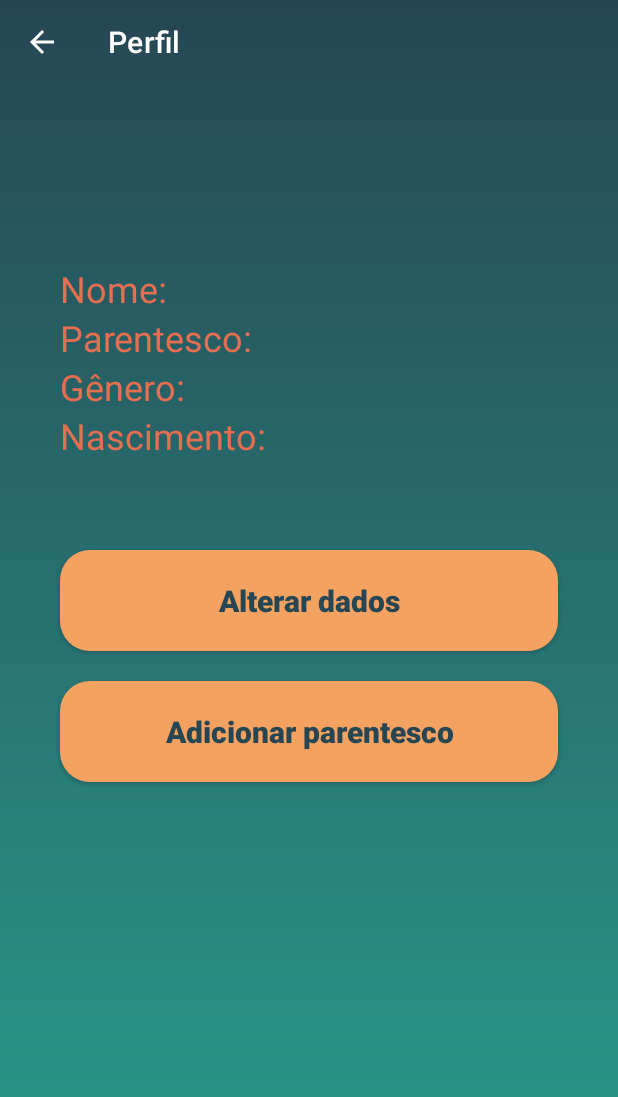
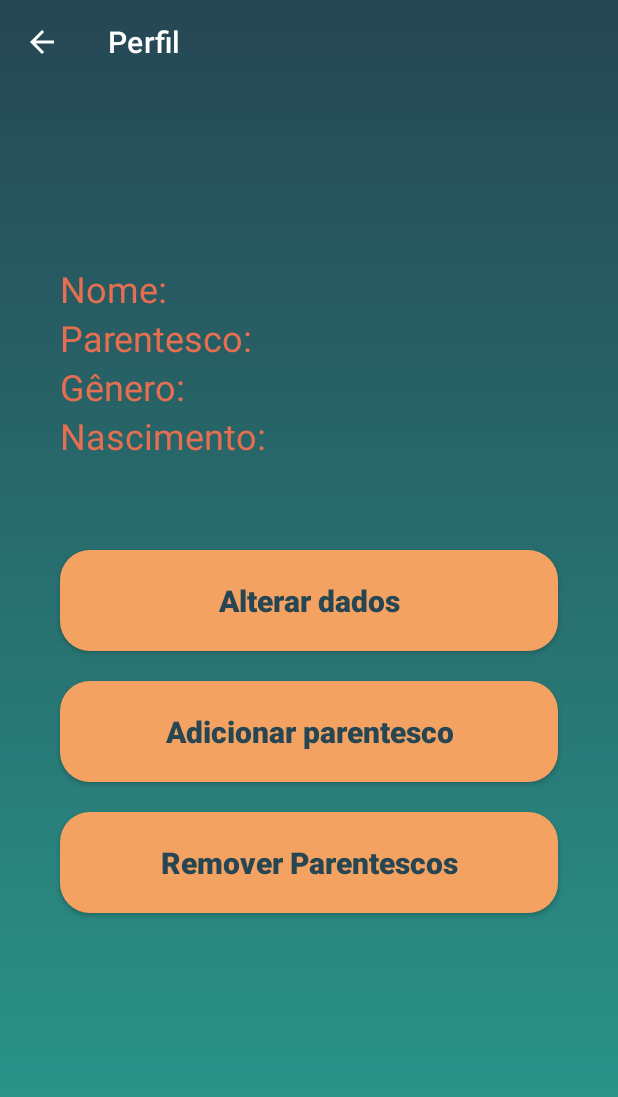
Before and after one commit to WillianKohatsu/ArvoreGenealogica, an Android app: the Perfil screen opened directly, with no data from a screen before it, on a phone screen of 412 x 824 dp. Shown: the top 1097 px of the screen. Run offline under Robolectric (Android 15) with nearby library versions, the phone set to English and light mode, and no system bars; our stand-ins replace Firebase (no records; nobody signed in at launch, a user with empty details on screens opened directly); 6 statements that could not run were skipped.

Commit message:
Criado botão para limpar parentescos no perfil do parente.

```diff
--- a/app/src/main/java/com/example/arvoregenealogica/Perfil.java
+++ b/app/src/main/java/com/example/arvoregenealogica/Perfil.java
@@ -19,11 +19,12 @@ import java.util.Objects;
 
 public class Perfil extends AppCompatActivity {
 
-    private Button btnEdit, btnAddParentesco;
+    private Button btnEdit, btnAddParentesco, btnLimparParentescos;
     private MaterialToolbar toolbar;
     private TextView perfilNome, perfilTitulo, perfilGenero, perfilDtNasc;
     private DatabaseHelper db = new DatabaseHelper(this);
     public Integer id;
+    Pessoa pessoa = new Pessoa();
 
     @Override
     public void onCreate( Bundle savedInstanceState) {
@@ -31,10 +32,12 @@ public class Perfil extends AppCompatActivity {
         setContentView(R.layout.activity_perfil);
         Objects.requireNonNull(getSupportActionBar()).hide();
 
-        iniciarComponentes();
 
         Intent intent = getIntent();
         id = intent.getIntExtra("id",0);
+
+        iniciarComponentes();
+
         carregarDadosPerfil();
 
         btnEdit.setOnClickListener(new View.OnClickListener() {
@@ -43,6 +46,21 @@ public class Perfil extends AppCompatActivity {
                 Intent intent = new Intent(Perfil.this, Editar.class);
                 intent.putExtra("id",id);
                 startActivity(intent);
+            }
+        });
+
+        btnLimparParentescos.setOnClickListener(new View.OnClickListener() {
+            @Override
+            public void onClick(View view) {
+                if(pessoa.getPai() == null && pessoa.getMae() == null && pessoa.getConjuge() == null) {
+                    Snackbar snackbar = Snackbar.make(view, "Pessoa não possui parentescos", Snackbar.LENGTH_SHORT);
+                    snackbar.show();
+                }
+                else{
+                    db.deleteAllParentescos(pessoa.getId());
+                    Snackbar snackbar = Snackbar.make(view, "Parentescos removidos com sucesso", Snackbar.LENGTH_SHORT);
+                    snackbar.show();
+                }
             }
         });
 
@@ -112,6 +130,9 @@ public class Perfil extends AppCompatActivity {
         perfilDtNasc = findViewById(R.id.perfilDtNasc);
         btnEdit = findViewById(R.id.btnEdit);
         btnAddParentesco = findViewById(R.id.btnAddParent);
+        btnLimparParentescos = findViewById(R.id.btnClearParentescos);
         toolbar = findViewById(R.id.toolbar);
+        pessoa = db.getPessoa(id);
+        pessoa.popularParentescos(db.getAllParentescosByIdPessoa(id));
     }
 }
--- a/app/src/main/res/layout/activity_perfil.xml
+++ b/app/src/main/res/layout/activity_perfil.xml
@@ -126,10 +126,21 @@
     <androidx.appcompat.widget.AppCompatButton
         android:id="@+id/btnAddParent"
         style="@style/Button"
+        android:layout_marginTop="20dp"
         android:text="@string/bt_parentesco"
+        app:layout_constraintEnd_toEndOf="parent"
+        app:layout_constraintStart_toStartOf="parent"
+        app:layout_constraintTop_toBottomOf="@id/btnEdit" />
+
+    <androidx.appcompat.widget.AppCompatButton
+        android:id="@+id/btnClearParentescos"
+        style="@style/Button"
+        android:layout_width="0dp"
+        android:layout_height="wrap_content"
         android:layout_marginTop="20dp"
+        android:text="@string/bt_limpar"
+        app:layout_constraintEnd_toEndOf="parent"
         app:layout_constraintStart_toStartOf="parent"
-        app:layout_constraintEnd_toEndOf="parent"
-        app:layout_constraintTop_toBottomOf="@id/btnEdit"/>
+        app:layout_constraintTop_toBottomOf="@+id/btnAddParent" />
 
 </androidx.constraintlayout.widget.ConstraintLayout>
--- a/app/src/main/res/values/strings.xml
+++ b/app/src/main/res/values/strings.xml
@@ -37,5 +37,6 @@
     <string name="ex_nome">Willian Massanobu Kohatsu</string>
     <string name="ex_email">willian.kohatsu@gmail.com</string>
     <string name="imagem">Imagem</string>
+    <string name="bt_limpar">Remover Parentescos</string>
 
 </resources>
```
Also changed, not shown: app/src/main/java/com/example/arvoregenealogica/db/DatabaseHelper.java (+10 -6 lines).
